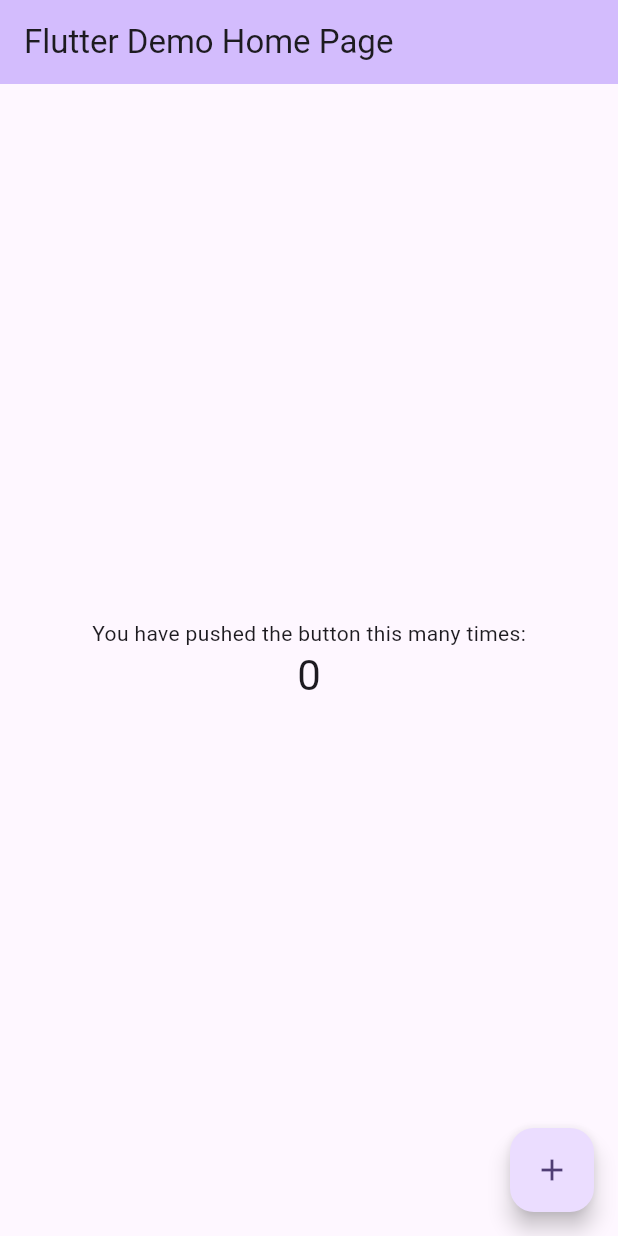
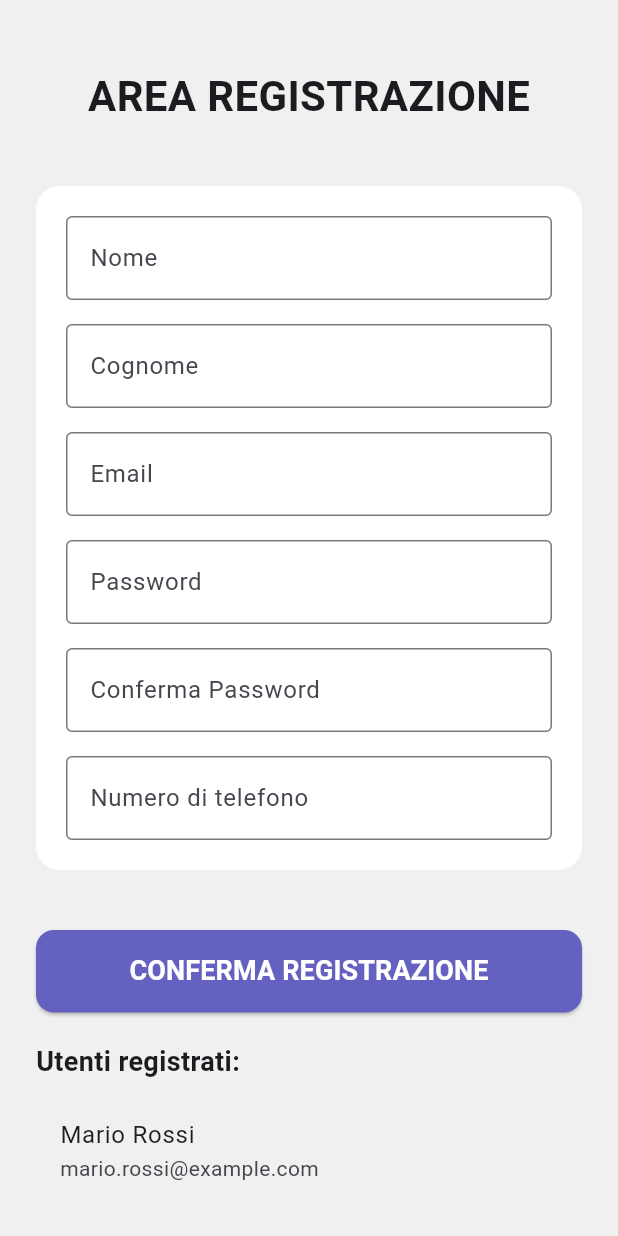
Before and after one commit to RoadGuardianGPS-IS/RoadGuardian-Client, a Flutter app: the screen it shows after launch, on a phone screen of 412 x 824 dp. Run offline on Flutter 3.47's test engine with Material 3 defaults, Android fonts, the light colour scheme and no system bars.

Commit message:
feat: Aggiunta Registrazione
Creazione interfaccia registrazione con test con ausilio mock

```diff
--- /dev/null
+++ b/roadguardian_client/lib/features/gestione_profilo_utente/models/user.dart
@@ -0,0 +1,27 @@
+class User {
+  final String name;
+  final String email;
+  final String password;
+
+  User({
+    required this.name,
+    required this.email,
+    required this.password,
+  });
+
+  factory User.fromJson(Map<String, dynamic> json) {
+    return User(
+      name: json['name'],
+      email: json['email'],
+      password: json['password'],
+    );
+  }
+
+  Map<String, dynamic> toJson() {
+    return {
+      'name': name,
+      'email': email,
+      'password': password,
+    };
+  }
+}
--- /dev/null
+++ b/roadguardian_client/lib/features/gestione_profilo_utente/pages/register_page.dart
@@ -0,0 +1,200 @@
+import 'package:flutter/material.dart';
+import 'package:roadguardian_client/services/api/mock_service.dart';
+
+
+class RegisterPage extends StatefulWidget {
+  const RegisterPage({super.key});
+
+  @override
+  State<RegisterPage> createState() => _RegisterPageState();
+}
+
+class _RegisterPageState extends State<RegisterPage> {
+  final TextEditingController nameController = TextEditingController();
+  final TextEditingController surnameController = TextEditingController();
+  final TextEditingController emailController = TextEditingController();
+  final TextEditingController passwordController = TextEditingController();
+  final TextEditingController confirmPasswordController = TextEditingController();
+  final TextEditingController phoneController = TextEditingController();
+
+  bool loading = false;
+  List users = [];
+
+  @override
+  void initState() {
+    super.initState();
+    _loadUsers(); // Carica gli utenti all’avvio
+  }
+
+  void _loadUsers() async {
+    final fetchedUsers = await fetchUsers();
+    if (!mounted) return;
+    setState(() {
+      users = fetchedUsers;
+    });
+  }
+
+  void _register() async {
+    if (passwordController.text != confirmPasswordController.text) {
+      if (!mounted) return;
+      ScaffoldMessenger.of(context).showSnackBar(
+        const SnackBar(content: Text('Le password non coincidono!')),
+      );
+      return;
+    }
+
+    setState(() {
+      loading = true;
+    });
+
+    final newUser = await registerUser(
+      '${nameController.text} ${surnameController.text}',
+      emailController.text,
+      passwordController.text,
+    );
+
+    if (!mounted) return; // Evita di usare context se il widget è smontato
+
+    setState(() {
+      loading = false;
+      nameController.clear();
+      surnameController.clear();
+      emailController.clear();
+      passwordController.clear();
+      confirmPasswordController.clear();
+      phoneController.clear();
+      users.add(newUser);
+    });
+
+    ScaffoldMessenger.of(context).showSnackBar(
+      SnackBar(content: Text('Utente ${newUser.name} registrato!')),
+    );
+  }
+
+  @override
+  Widget build(BuildContext context) {
+    return Scaffold(
+      backgroundColor: const Color(0xFFF0F0F0),
+      body: SafeArea(
+        child: SingleChildScrollView(
+          padding: const EdgeInsets.all(24),
+          child: Column(
+            crossAxisAlignment: CrossAxisAlignment.start,
+            children: [
+              const SizedBox(height: 20),
+              const Center(
+                child: Text(
+                  "AREA REGISTRAZIONE",
+                  style: TextStyle(fontSize: 28, fontWeight: FontWeight.bold),
+                ),
+              ),
+              const SizedBox(height: 40),
+              Container(
+                padding: const EdgeInsets.all(20),
+                decoration: BoxDecoration(
+                  color: Colors.white,
+                  borderRadius: BorderRadius.circular(16),
+                ),
+                child: Column(
+                  children: [
+                    TextField(
+                      controller: nameController,
+                      decoration: const InputDecoration(
+                        labelText: "Nome",
+                        border: OutlineInputBorder(),
+                      ),
+                    ),
+                    const SizedBox(height: 16),
+                    TextField(
+                      controller: surnameController,
+                      decoration: const InputDecoration(
+                        labelText: "Cognome",
+                        border: OutlineInputBorder(),
+                      ),
+                    ),
+                    const SizedBox(height: 16),
+                    TextField(
+                      controller: emailController,
+                      decoration: const InputDecoration(
+                        labelText: "Email",
+                        border: OutlineInputBorder(),
+                      ),
+                    ),
+                    const SizedBox(height: 16),
+                    TextField(
+                      controller: passwordController,
+                      obscureText: true,
+                      decoration: const InputDecoration(
+                        labelText: "Password",
+                        border: OutlineInputBorder(),
+                      ),
+                    ),
+                    const SizedBox(height: 16),
+                    TextField(
+                      controller: confirmPasswordController,
+                      obscureText: true,
+                      decoration: const InputDecoration(
+                        labelText: "Conferma Password",
+                        border: OutlineInputBorder(),
+                      ),
+                    ),
+                    const SizedBox(height: 16),
+                    TextField(
+                      controller: phoneController,
+                      keyboardType: TextInputType.phone,
+                      decoration: const InputDecoration(
+                        labelText: "Numero di telefono",
+                        border: OutlineInputBorder(),
+                      ),
+                    ),
+                  ],
+                ),
+              ),
+              const SizedBox(height: 40),
+              SizedBox(
+                width: double.infinity,
+                height: 55,
+                child: ElevatedButton(
+                  onPressed: loading ? null : _register,
+                  style: ElevatedButton.styleFrom(
+                    backgroundColor: const Color(0xFF6561C0),
+                    shape: RoundedRectangleBorder(
+                      borderRadius: BorderRadius.circular(12),
+                    ),
+                  ),
+                  child: loading
+                      ? const CircularProgressIndicator(color: Colors.white)
+                      : const Text(
+                          "CONFERMA REGISTRAZIONE",
+                          style: TextStyle(
+                              fontSize: 18,
+                              color: Colors.white,
+                              fontWeight: FontWeight.bold),
+                        ),
+                ),
+              ),
+              const SizedBox(height: 20),
+              Text(
+                'Utenti registrati:',
+                style: const TextStyle(fontSize: 18, fontWeight: FontWeight.bold),
+              ),
+              const SizedBox(height: 10),
+              ListView.builder(
+                shrinkWrap: true,
+                physics: const NeverScrollableScrollPhysics(),
+                itemCount: users.length,
+                itemBuilder: (context, index) {
+                  final user = users[index];
+                  return ListTile(
+                    title: Text(user.name),
+                    subtitle: Text(user.email),
+                  );
+                },
+              ),
+            ],
+          ),
+        ),
+      ),
+    );
+  }
+}
--- a/roadguardian_client/lib/main.dart
+++ b/roadguardian_client/lib/main.dart
@@ -1,4 +1,5 @@
 import 'package:flutter/material.dart';
+import 'features/gestione_profilo_utente/pages/register_page.dart';
 
 void main() {
   runApp(const MyApp());
@@ -13,39 +14,16 @@ class MyApp extends StatelessWidget {
     return MaterialApp(
       title: 'Flutter Demo',
       theme: ThemeData(
-        // This is the theme of your application.
-        //
-        // TRY THIS: Try running your application with "flutter run". You'll see
-        // the application has a purple toolbar. Then, without quitting the app,
-        // try changing the seedColor in the colorScheme below to Colors.green
-        // and then invoke "hot reload" (save your changes or press the "hot
-        // reload" button in a Flutter-supported IDE, or press "r" if you used
-        // the command line to start the app).
-        //
-        // Notice that the counter didn't reset back to zero; the application
-        // state is not lost during the reload. To reset the state, use hot
-        // restart instead.
-        //
-        // This works for code too, not just values: Most code changes can be
-        // tested with just a hot reload.
-        colorScheme: .fromSeed(seedColor: Colors.deepPurple),
+        // Correzione della sintassi per il colorScheme
+        colorScheme: ColorScheme.fromSeed(seedColor: Colors.deepPurple),
       ),
-      home: const MyHomePage(title: 'Flutter Demo Home Page'),
+      home: const RegisterPage(), // Imposta la pagina iniziale sul RegisterPage
     );
   }
 }
 
 class MyHomePage extends StatefulWidget {
   const MyHomePage({super.key, required this.title});
-
-  // This widget is the home page of your application. It is stateful, meaning
-  // that it has a State object (defined below) that contains fields that affect
-  // how it looks.
-
-  // This class is the configuration for the state. It holds the values (in this
-  // case the title) provided by the parent (in this case the App widget) and
-  // used by the build method of the State. Fields in a Widget subclass are
-  // always marked "final".
 
   final String title;
 
@@ -58,51 +36,20 @@ class _MyHomePageState extends State<MyHomePage> {
 
   void _incrementCounter() {
     setState(() {
-      // This call to setState tells the Flutter framework that something has
-      // changed in this State, which causes it to rerun the build method below
-      // so that the display can reflect the updated values. If we changed
-      // _counter without calling setState(), then the build method would not be
-      // called again, and so nothing would appear to happen.
       _counter++;
     });
   }
 
   @override
   Widget build(BuildContext context) {
-    // This method is rerun every time setState is called, for instance as done
-    // by the _incrementCounter method above.
-    //
-    // The Flutter framework has been optimized to make rerunning build methods
-    // fast, so that you can just rebuild anything that needs updating rather
-    // than having to individually change instances of widgets.
     return Scaffold(
       appBar: AppBar(
-        // TRY THIS: Try changing the color here to a specific color (to
-        // Colors.amber, perhaps?) and trigger a hot reload to see the AppBar
-        // change color while the other colors stay the same.
         backgroundColor: Theme.of(context).colorScheme.inversePrimary,
-        // Here we take the value from the MyHomePage object that was created by
-        // the App.build method, and use it to set our appbar title.
         title: Text(widget.title),
       ),
       body: Center(
-        // Center is a layout widget. It takes a single child and positions it
-        // in the middle of the parent.
         child: Column(
-          // Column is also a layout widget. It takes a list of children and
-          // arranges them vertically. By default, it sizes itself to fit its
-          // children horizontally, and tries to be as tall as its parent.
-          //
-          // Column has various properties to control how it sizes itself and
-          // how it positions its children. Here we use mainAxisAlignment to
-          // center the children vertically; the main axis here is the vertical
-          // axis because Columns are vertical (the cross axis would be
-          // horizontal).
-          //
-          // TRY THIS: Invoke "debug painting" (choose the "Toggle Debug Paint"
-          // action in the IDE, or press "p" in the console), to see the
-          // wireframe for each widget.
-          mainAxisAlignment: .center,
+          mainAxisAlignment: MainAxisAlignment.center,
           children: [
             const Text('You have pushed the button this many times:'),
             Text(
--- /dev/null
+++ b/roadguardian_client/lib/services/api/mock_service.dart
@@ -0,0 +1,29 @@
+import 'package:roadguardian_client/features/gestione_profilo_utente/models/user.dart';
+
+
+
+
+List<Map<String, dynamic>> mockUsers = [
+  {
+    "name": "Mario Rossi",
+    "email": "mario.rossi@example.com",
+    "password": "123456"
+  }
+];
+
+// Simula la registrazione di un utente
+Future<User> registerUser(String name, String email, String password) async {
+  await Future.delayed(const Duration(seconds: 1));
+
+  final newUser = User(name: name, email: email, password: password);
+
+  mockUsers.add(newUser.toJson());
+
+  return newUser;
+}
+
+// Simula il fetch di tutti gli utenti
+Future<List<User>> fetchUsers() async {
+  await Future.delayed(const Duration(seconds: 1));
+  return mockUsers.map((e) => User.fromJson(e)).toList();
+}
```
